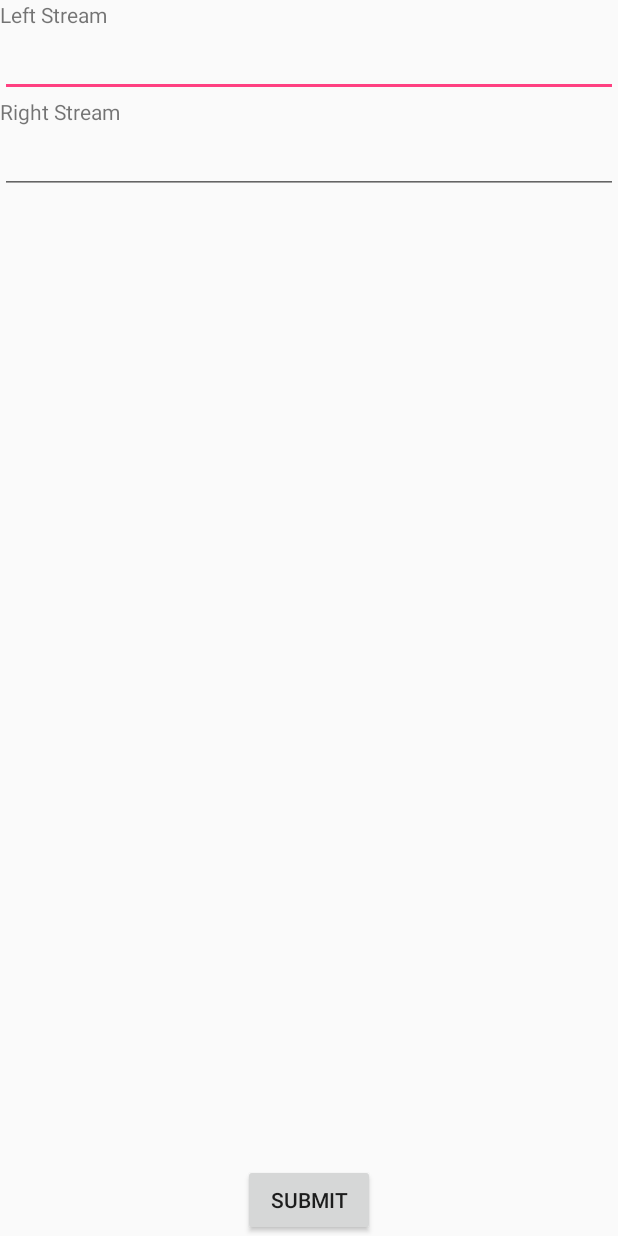
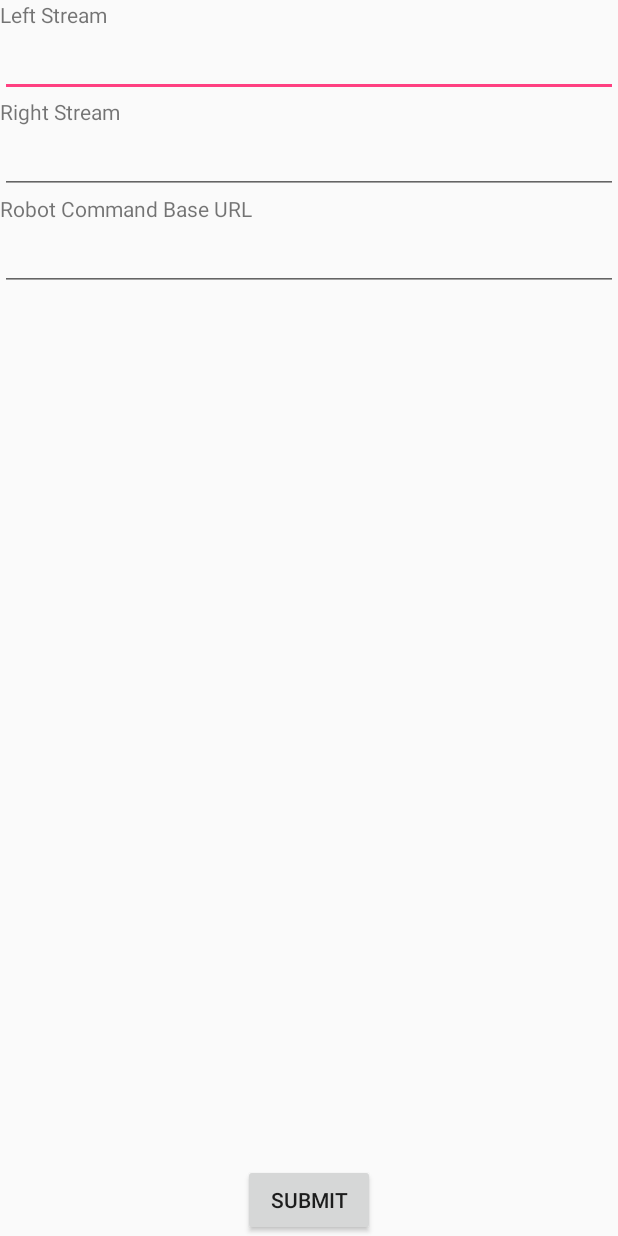
Before and after one commit to Denis-chen/VRMouse, an Android app: the screen it shows after launch (SettingsActivity), after a tap on "SUBMIT", on a phone screen of 412 x 824 dp. Run offline under Robolectric (Android 15) with nearby library versions, the phone set to English and light mode, and no system bars.

Commit message:
iteration 4

```diff
--- a/app/src/main/java/com/example/octopuscabbage/vrmouse/CardboardActivity.java
+++ b/app/src/main/java/com/example/octopuscabbage/vrmouse/CardboardActivity.java
@@ -19,6 +19,7 @@ import android.content.Context;
 import android.os.Bundle;
 
 import com.example.octopuscabbage.vrmouse.rendering.Renderer;
+import com.example.octopuscabbage.vrmouse.robot.RobotController;
 import com.google.vrtoolkit.cardboard.*;
 
 public class CardboardActivity extends com.google.vrtoolkit.cardboard.CardboardActivity {
@@ -54,6 +55,11 @@ public class CardboardActivity extends com.google.vrtoolkit.cardboard.CardboardA
     }
 
     @Override
+    public void onCardboardTrigger(){
+        controller.toggleMovingForward();
+    }
+
+    @Override
     protected void onPause() {
         super.onPause();
         renderer.pauseStreams();
--- a/app/src/main/java/com/example/octopuscabbage/vrmouse/RobotController.java
+++ b/app/src/main/java/com/example/octopuscabbage/vrmouse/robot/RobotController.java
@@ -1,4 +1,4 @@
-package com.example.octopuscabbage.vrmouse;
+package com.example.octopuscabbage.vrmouse.robot;
 
 import com.example.octopuscabbage.vrmouse.rendering.Renderer;
 
@@ -6,13 +6,13 @@ import com.example.octopuscabbage.vrmouse.rendering.Renderer;
  * Created by octopuscabbage on 1/24/16.
  */
 public class RobotController implements Renderer.RotationListener{
+
     public void toggleMovingForward(){
         // TODO: 1/24/16 implement
     }
     public void turnAngle(int angle){
         // TODO: 1/24/16 implement
     }
-
     @Override
     public void onMovement(float[] quaternionDeltas) {
         // TODO: 1/28/16 implement
--- a/app/src/main/java/com/example/octopuscabbage/vrmouse/settings/SettingsActivity.java
+++ b/app/src/main/java/com/example/octopuscabbage/vrmouse/settings/SettingsActivity.java
@@ -2,7 +2,6 @@ package com.example.octopuscabbage.vrmouse.settings;
 
 import android.app.Activity;
 import android.content.Intent;
-import android.content.SharedPreferences;
 import android.os.Bundle;
 import android.view.View;
 import android.widget.EditText;
@@ -29,16 +28,31 @@ public class SettingsActivity extends Activity {
             public void onClick(View v) {
                 final EditText leftText = (EditText) findViewById(R.id.left_stream_text);
                 final EditText rightText = (EditText) findViewById(R.id.right_stream_text);
-                if(rightText.getText().toString().equals("") || leftText.getText().toString().equals("")){
-                    Toast.makeText(SettingsActivity.this, "You must set the left and right stream fields", Toast.LENGTH_SHORT).show();
+                final EditText commandText = (EditText) findViewById(R.id.command_url);
+                String right = rightText.getText().toString();
+                String left = leftText.getText().toString();
+                if(!areValidandToastIfInvalid(left,right)){
                     return;
                 }
                 storage.setStreamLocations(leftText.getText().toString(),rightText.getText().toString());
+                storage.setCommandURL(commandText.getText().toString());
                 Intent mainProgram = new Intent(getBaseContext(), CardboardActivity.class);
                 startActivity(mainProgram);
             }
         });
    }
+
+    public boolean areValidandToastIfInvalid(String left, String right) {
+        if (right.equals("") || left.equals("")) {
+            Toast.makeText(SettingsActivity.this, "You must set the left and right stream fields", Toast.LENGTH_SHORT).show();
+            return false;
+        }
+        if (!right.substring(0, 4).equals("rtsp") || !left.substring(0, 4).equals("rtsp")) {
+            Toast.makeText(SettingsActivity.this, "Your streams don't appear to be rtsp streams.", Toast.LENGTH_SHORT).show();
+            return false;
+        }
+        return true;
+    }
 
     public void setLocationTextToPreviousLocations(){
         SettingsStorage storage = new SettingsStorage(getApplicationContext());
--- a/app/src/main/res/layout/settingslayout.xml
+++ b/app/src/main/res/layout/settingslayout.xml
@@ -36,6 +36,16 @@
             android:id="@+id/right_stream_text"
             android:layout_gravity="center_horizontal"
             android:layout_weight="0.05" />
+        <TextView
+            android:layout_width="match_parent"
+            android:layout_height="match_parent"
+            android:text="Robot Command Base URL"/>
+        <EditText
+            android:layout_width="match_parent"
+            android:layout_height="wrap_content"
+            android:id="@+id/command_url"
+            android:layout_gravity="center_horizontal"
+            android:layout_weight="0.05" />
     </LinearLayout>
 
     <Button
```
Also changed, not shown: app/src/main/java/com/example/octopuscabbage/vrmouse/rendering/Renderer.java (+12 -23 lines), app/src/main/java/com/example/octopuscabbage/vrmouse/robot/RobotNetworkClient.java (added, +8 -0 lines), app/src/main/java/com/example/octopuscabbage/vrmouse/settings/SettingsStorage.java (+11 -0 lines), 1 other file.
